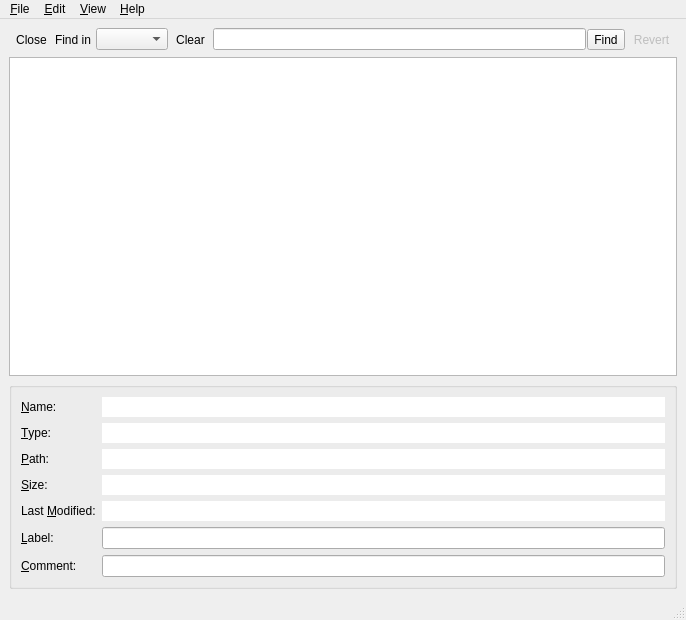
Before: the Qt Designer form mainwindow.ui in azurvii/cdsilo, drawn with Qt 5.
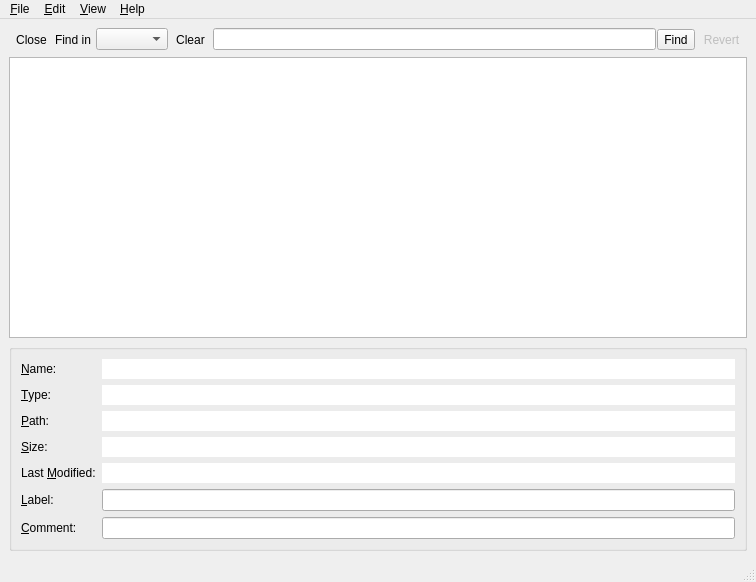
After: the same form once the commit is applied. Icons and pictures are not drawn.

Diff of the .ui file:
```diff
--- a/mainwindow.ui
+++ b/mainwindow.ui
@@ -5,8 +5,8 @@
    <rect>
     <x>0</x>
     <y>0</y>
-    <width>686</width>
-    <height>620</height>
+    <width>756</width>
+    <height>582</height>
    </rect>
   </property>
   <property name="windowTitle" >
@@ -15,7 +15,7 @@
   <widget class="QWidget" name="centralwidget" >
    <layout class="QVBoxLayout" name="verticalLayout" >
     <item>
-     <widget class="QWidget" native="1" name="findWidget" >
+     <widget class="QWidget" native="1" name="findBar" >
       <layout class="QHBoxLayout" name="horizontalLayout_3" >
        <property name="spacing" >
         <number>1</number>
@@ -359,7 +359,7 @@
     <rect>
      <x>0</x>
      <y>0</y>
-     <width>686</width>
+     <width>756</width>
      <height>19</height>
     </rect>
    </property>
```
Left out of the diff: 55 changed lines with no effect on the pictures.
